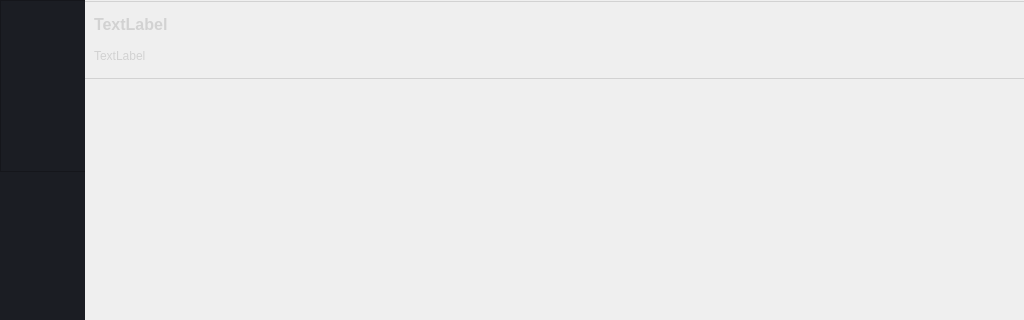
Old version of the form workspace/LightUI.ui in the repository dennisgk/AssistingLights; both pictures show x 0 to 1024 and y 0 to 320 of the 1024 by 600 pixel window.
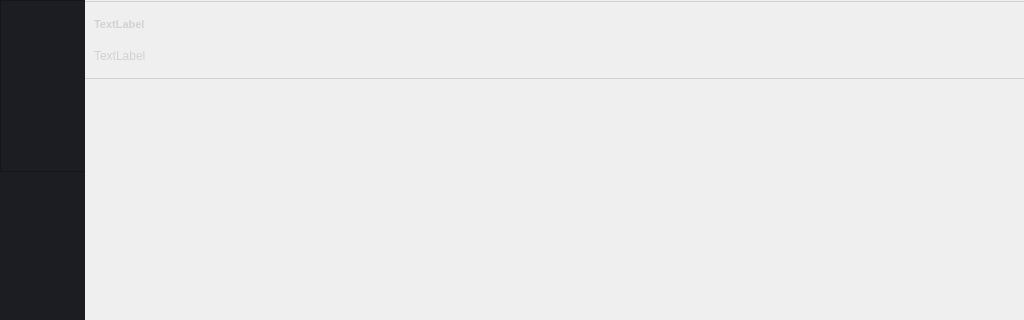
New version of the form. Icons and pictures are not drawn.

What changed in the file:
```diff
--- a/workspace/LightUI.ui
+++ b/workspace/LightUI.ui
@@ -776,7 +776,7 @@
                             <widget class="QLabel" name="procedure_sample_title">
                              <property name="font">
                               <font>
-                               <pointsize>12</pointsize>
+                               <pointsize>8</pointsize>
                                <weight>75</weight>
                                <bold>true</bold>
                               </font>
```
